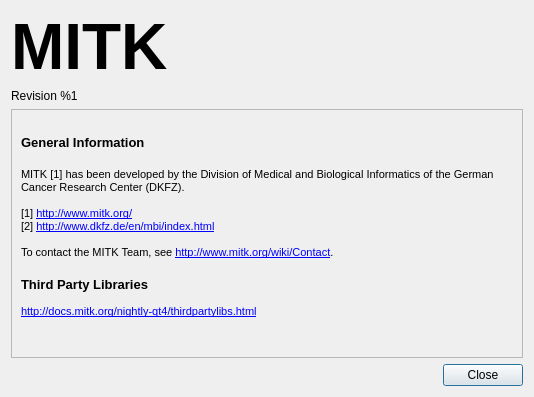
First picture: the form in Modules/QmitkExt/QmitkAboutDialog/QmitkAboutDialogGUI.ui, repository MITK/MITK, before the edit.
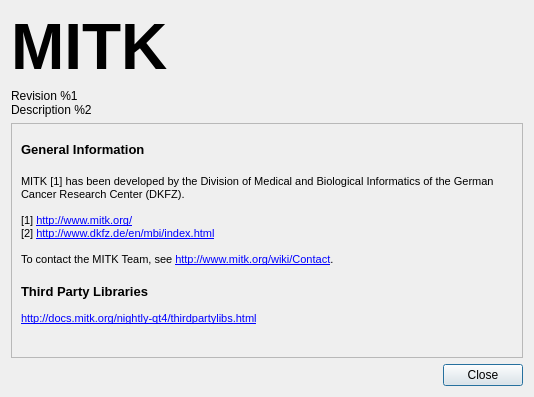
Second picture: the form after the edit. Icons and pictures are not drawn.

Commit message:
Adapting QmitkAboutDialog
* now showing the MITK_REVISION_DESC information which gets stored in
* the mitkVersion.h

```diff
--- a/Modules/QmitkExt/QmitkAboutDialog/QmitkAboutDialogGUI.ui
+++ b/Modules/QmitkExt/QmitkAboutDialog/QmitkAboutDialogGUI.ui
@@ -54,7 +54,8 @@
           </sizepolicy>
          </property>
          <property name="text">
-          <string>Revision %1</string>
+          <string>Revision %1
+Description %2</string>
          </property>
          <property name="alignment">
           <set>Qt::AlignLeading|Qt::AlignLeft|Qt::AlignTop</set>
```
The commit also changes 2 other files.
